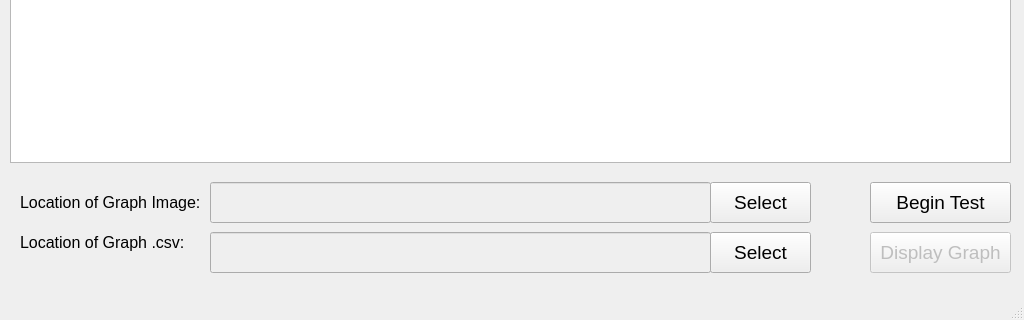
Old version of the form src/Device_Tests/wavstep_power_monitoring_test_window.ui in the repository shattered97/OSICS_Interface; both pictures show x 0 to 1024 and y 448 to 768 of the 1024 by 768 pixel window.
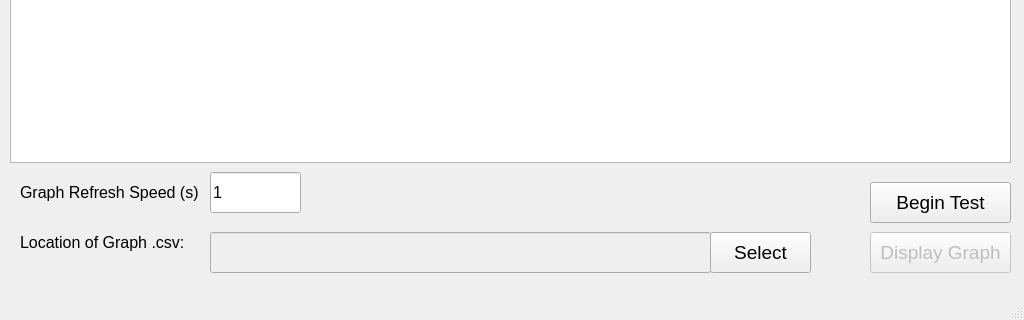
New version of the form.

Diff of the .ui file:
```diff
--- a/src/Device_Tests/wavstep_power_monitoring_test_window.ui
+++ b/src/Device_Tests/wavstep_power_monitoring_test_window.ui
@@ -91,27 +91,6 @@
      </property>
     </column>
    </widget>
-   <widget class="QLineEdit" name="graphLocDisplay">
-    <property name="enabled">
-     <bool>false</bool>
-    </property>
-    <property name="geometry">
-     <rect>
-      <x>210</x>
-      <y>630</y>
-      <width>501</width>
-      <height>41</height>
-     </rect>
-    </property>
-    <property name="font">
-     <font>
-      <pointsize>12</pointsize>
-     </font>
-    </property>
-    <property name="text">
-     <string/>
-    </property>
-   </widget>
    <widget class="QPushButton" name="beginTestPB">
     <property name="enabled">
      <bool>true</bool>
@@ -136,24 +115,6 @@
      <bool>false</bool>
     </property>
    </widget>
-   <widget class="QLabel" name="graphLocLabel">
-    <property name="geometry">
-     <rect>
-      <x>20</x>
-      <y>630</y>
-      <width>261</width>
-      <height>41</height>
-     </rect>
-    </property>
-    <property name="font">
-     <font>
-      <pointsize>12</pointsize>
-     </font>
-    </property>
-    <property name="text">
-     <string>Location of Graph Image:</string>
-    </property>
-   </widget>
    <widget class="QLabel" name="csvLocLabel">
     <property name="geometry">
      <rect>
@@ -784,30 +745,6 @@
      <bool>false</bool>
     </property>
    </widget>
-   <widget class="QPushButton" name="selectGraphLocButton">
-    <property name="enabled">
-     <bool>true</bool>
-    </property>
-    <property name="geometry">
-     <rect>
-      <x>710</x>
-      <y>630</y>
-      <width>101</width>
-      <height>41</height>
-     </rect>
-    </property>
-    <property name="font">
-     <font>
-      <pointsize>14</pointsize>
-     </font>
-    </property>
-    <property name="text">
-     <string>Select</string>
-    </property>
-    <property name="checkable">
-     <bool>false</bool>
-    </property>
-   </widget>
    <widget class="QPushButton" name="selectCsvLocButton">
     <property name="enabled">
      <bool>true</bool>
@@ -832,6 +769,45 @@
      <bool>false</bool>
     </property>
    </widget>
+   <widget class="QLineEdit" name="pmReadingRefreshRateEdit">
+    <property name="enabled">
+     <bool>true</bool>
+    </property>
+    <property name="geometry">
+     <rect>
+      <x>210</x>
+      <y>620</y>
+      <width>91</width>
+      <height>41</height>
+     </rect>
+    </property>
+    <property name="font">
+     <font>
+      <pointsize>12</pointsize>
+     </font>
+    </property>
+    <property name="text">
+     <string>1</string>
+    </property>
+   </widget>
+   <widget class="QLabel" name="pmRefreshLabel">
+    <property name="geometry">
+     <rect>
+      <x>20</x>
+      <y>620</y>
+      <width>211</width>
+      <height>41</height>
+     </rect>
+    </property>
+    <property name="font">
+     <font>
+      <pointsize>12</pointsize>
+     </font>
+    </property>
+    <property name="text">
+     <string>Graph Refresh Speed (s)</string>
+    </property>
+   </widget>
    <zorder>groupBox</zorder>
    <zorder>testIDLabel</zorder>
    <zorder>powerMeterTable</zorder>
```
Left out of the diff: 5 changed lines with no effect on the pictures.
